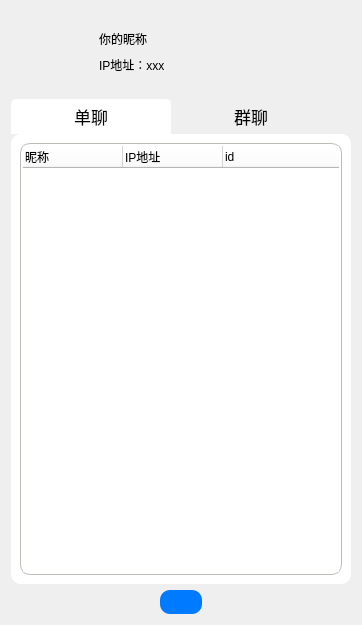
Before: the Qt Designer form Qt-IM/mainwindow.ui in XiaoZheng2003/BIT-QT-IM, drawn with Qt 5.
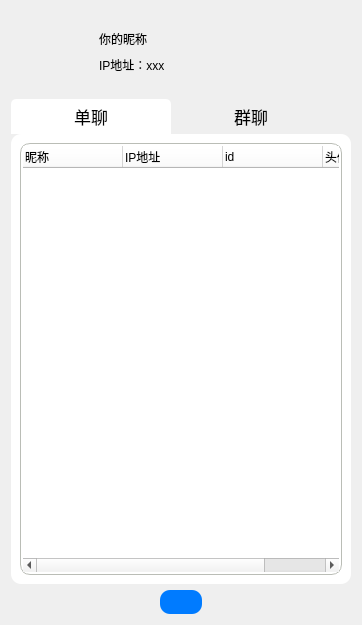
After: the same form once the commit is applied. Icons and pictures are not drawn.

Commit message: 添加头像传入

Diff of the .ui file:
```diff
--- a/Qt-IM/mainwindow.ui
+++ b/Qt-IM/mainwindow.ui
@@ -197,6 +197,11 @@
            <string>id</string>
           </property>
          </column>
+         <column>
+          <property name="text">
+           <string>头像id</string>
+          </property>
+         </column>
         </widget>
        </item>
       </layout>
```
The commit also changes 5 other files.
